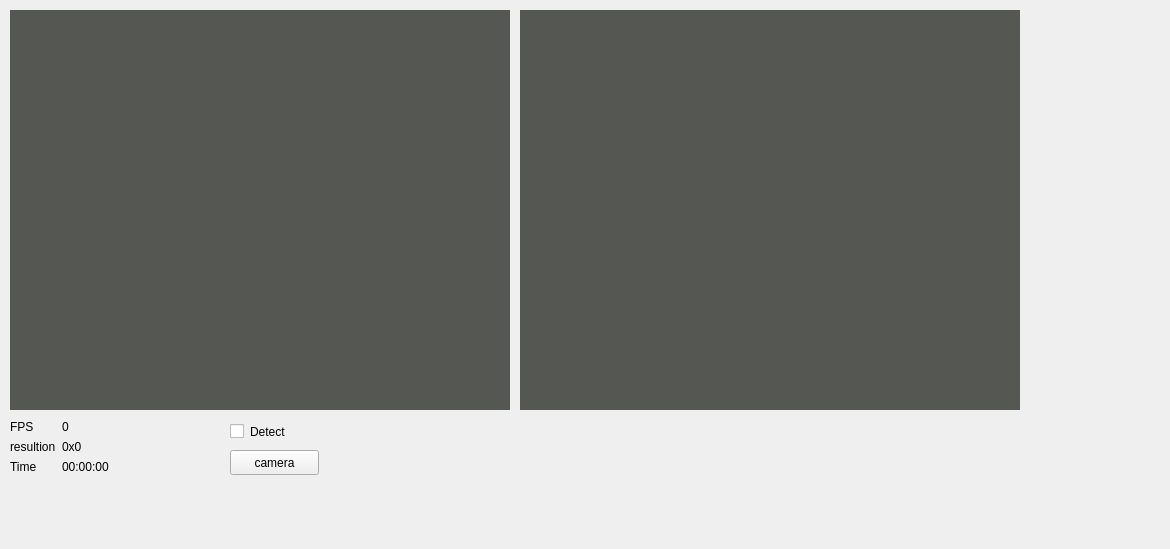
Above: example/example/untitled.ui from U07157135/ROS2-with-YOLOv5 before the change. Below: the same form after it.
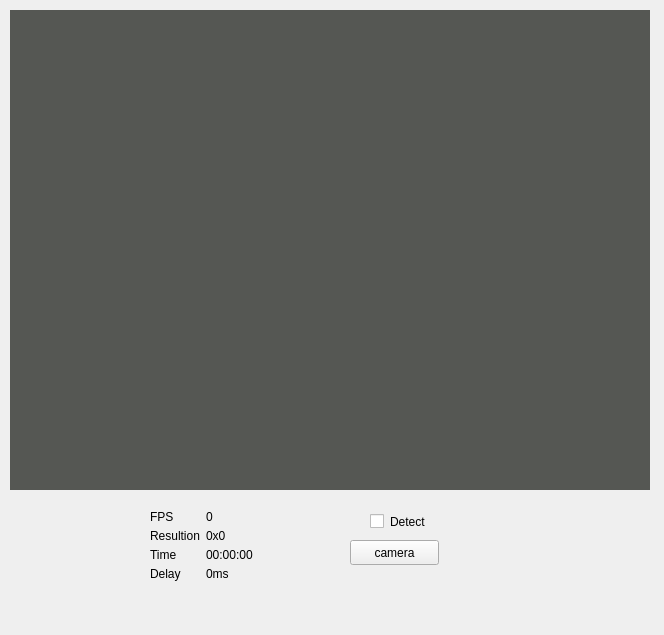
That is the form after the change.

Patch:
```diff
--- a/example/example/untitled.ui
+++ b/example/example/untitled.ui
@@ -6,8 +6,8 @@
    <rect>
     <x>0</x>
     <y>0</y>
-    <width>1170</width>
-    <height>549</height>
+    <width>664</width>
+    <height>635</height>
    </rect>
   </property>
   <property name="windowTitle">
@@ -24,8 +24,8 @@
    <widget class="QPushButton" name="camera_btn">
     <property name="geometry">
      <rect>
-      <x>230</x>
-      <y>450</y>
+      <x>350</x>
+      <y>540</y>
       <width>89</width>
       <height>25</height>
      </rect>
@@ -37,8 +37,8 @@
    <widget class="QCheckBox" name="detect_checkbox">
     <property name="geometry">
      <rect>
-      <x>230</x>
-      <y>420</y>
+      <x>370</x>
+      <y>510</y>
       <width>92</width>
       <height>23</height>
      </rect>
@@ -55,8 +55,8 @@
      <rect>
       <x>10</x>
       <y>10</y>
-      <width>500</width>
-      <height>400</height>
+      <width>640</width>
+      <height>480</height>
      </rect>
     </property>
     <property name="autoFillBackground">
@@ -72,8 +72,8 @@
    <widget class="QWidget" name="formLayoutWidget">
     <property name="geometry">
      <rect>
-      <x>10</x>
-      <y>420</y>
+      <x>150</x>
+      <y>510</y>
       <width>160</width>
       <height>71</height>
      </rect>
@@ -96,7 +96,7 @@
      <item row="1" column="0">
       <widget class="QLabel" name="resultion_text">
        <property name="text">
-        <string>resultion</string>
+        <string>Resultion</string>
        </property>
       </widget>
      </item>
@@ -121,27 +121,22 @@
        </property>
       </widget>
      </item>
+     <item row="3" column="0">
+      <widget class="QLabel" name="delay_text">
+       <property name="text">
+        <string>Delay</string>
+       </property>
+      </widget>
+     </item>
+     <item row="3" column="1">
+      <widget class="QLabel" name="delay_value">
+       <property name="text">
+        <string>0ms</string>
+       </property>
+      </widget>
+     </item>
     </layout>
    </widget>
-   <widget class="QLabel" name="view_label_2">
-    <property name="geometry">
-     <rect>
-      <x>520</x>
-      <y>10</y>
-      <width>500</width>
-      <height>400</height>
-     </rect>
-    </property>
-    <property name="autoFillBackground">
-     <bool>false</bool>
-    </property>
-    <property name="styleSheet">
-     <string notr="true">background-color : rgb(85, 87, 83)</string>
-    </property>
-    <property name="text">
-     <string/>
-    </property>
-   </widget>
   </widget>
   <widget class="QMenuBar" name="menubar">
    <property name="geometry">
```
Left out of the diff: 2 changed lines with no effect on the pictures.
